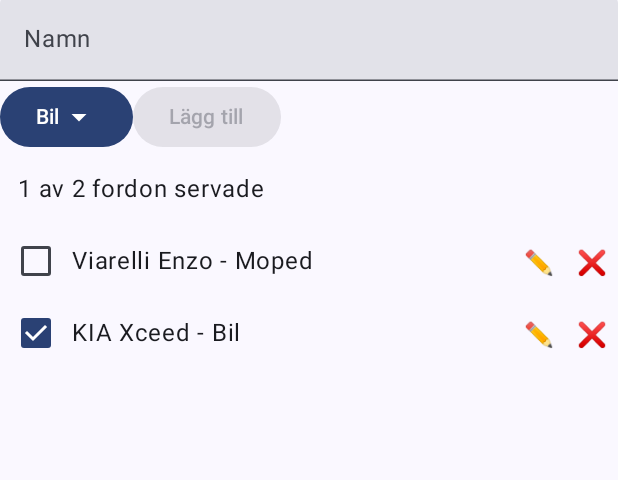
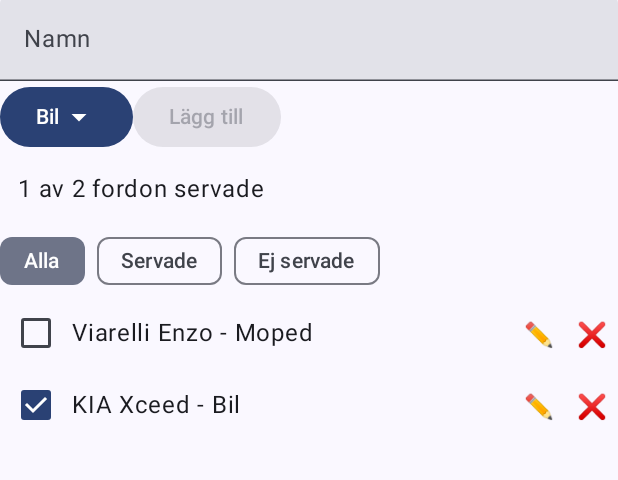
Before and after one commit to tommypstark/mina-fordon-android, an Android app built with Jetpack Compose: the screen it shows after launch (MainActivity), on a phone screen of 412 x 824 dp, the part 99-579 px from its top. Run offline under Robolectric (Android 15) with nearby library versions, the phone set to English and light mode, and no system bars.

Commit message:
Add vehicle filtering

```diff
--- a/app/src/main/java/com/example/minafordon/MainActivity.kt
+++ b/app/src/main/java/com/example/minafordon/MainActivity.kt
@@ -7,6 +7,7 @@ import android.os.Bundle
 import androidx.activity.ComponentActivity
 import androidx.activity.compose.setContent
 import androidx.activity.enableEdgeToEdge
+import androidx.compose.foundation.layout.Arrangement
 import androidx.compose.foundation.layout.Box
 import androidx.compose.foundation.layout.Column
 import androidx.compose.foundation.layout.Row
@@ -22,6 +23,7 @@ import androidx.compose.material3.DropdownMenu
 import androidx.compose.material3.DropdownMenuItem
 import androidx.compose.material3.ExperimentalMaterial3Api
 import androidx.compose.material3.ExposedDropdownMenuDefaults
+import androidx.compose.material3.FilterChip
 import androidx.compose.material3.Icon
 import androidx.compose.material3.IconButton
 import androidx.compose.material3.RadioButton
@@ -70,6 +72,15 @@ class MainActivity : ComponentActivity() {
 @Composable
 fun VehicleScreen(viewModel: VehicleViewModel = viewModel()) {
     val state = viewModel.uiState
+
+    val filtered = state.vehicles.filter {
+        when (state.filter) {
+            "Servade" -> it.serviceDone
+            "Ej servade" -> !it.serviceDone
+            else -> true
+        }
+    }
+
     val serviced = state.vehicles.count { it.serviceDone }
     var expanded by remember { mutableStateOf(false) }
 
@@ -148,8 +159,20 @@ fun VehicleScreen(viewModel: VehicleViewModel = viewModel()) {
                 )
             }
 
+            val filters = listOf("Alla", "Servade", "Ej servade")
+
+            Row(horizontalArrangement = Arrangement.spacedBy(8.dp)) {
+                filters.forEach { filter ->
+                    FilterChip(
+                        selected = state.filter == filter,
+                        onClick = { viewModel.onFilterChange(filter) },
+                        label = { Text(filter) },
+                    )
+                }
+            }
+
             LazyColumn {
-                items(state.vehicles) { vehicle ->
+                items(filtered) { vehicle ->
                     Row(
                         modifier = Modifier.fillMaxWidth(),
                         verticalAlignment = Alignment.CenterVertically
--- a/app/src/main/java/com/example/minafordon/VehicleViewModel.kt
+++ b/app/src/main/java/com/example/minafordon/VehicleViewModel.kt
@@ -10,7 +10,8 @@ data class VehicleUiState(
     val newName: String = "",
     val newType: String = "Bil",
     val vehicles: List<Vehicle> = startVehicles,
-    val editingId: Int? = null
+    val editingId: Int? = null,
+    val filter: String = "Alla"
 )
 
 class VehicleViewModel : ViewModel() {
@@ -95,4 +96,8 @@ class VehicleViewModel : ViewModel() {
         )
     }
 
+    fun onFilterChange(filter: String) {
+        uiState = uiState.copy(filter = filter)
+    }
+
 }
```
